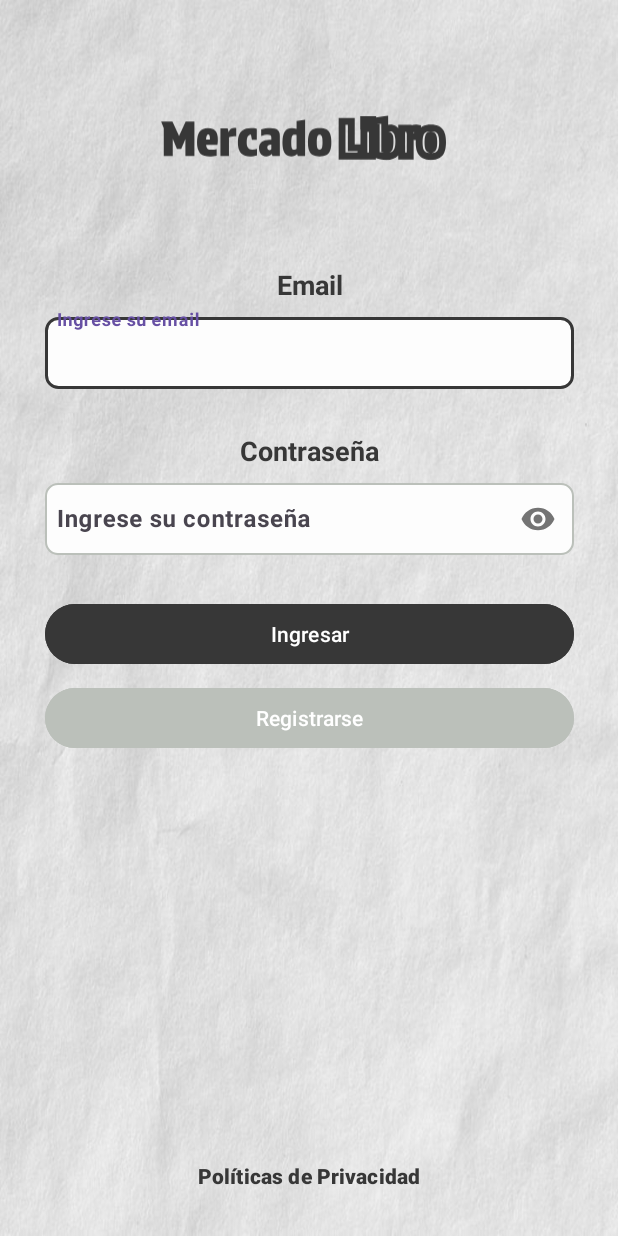
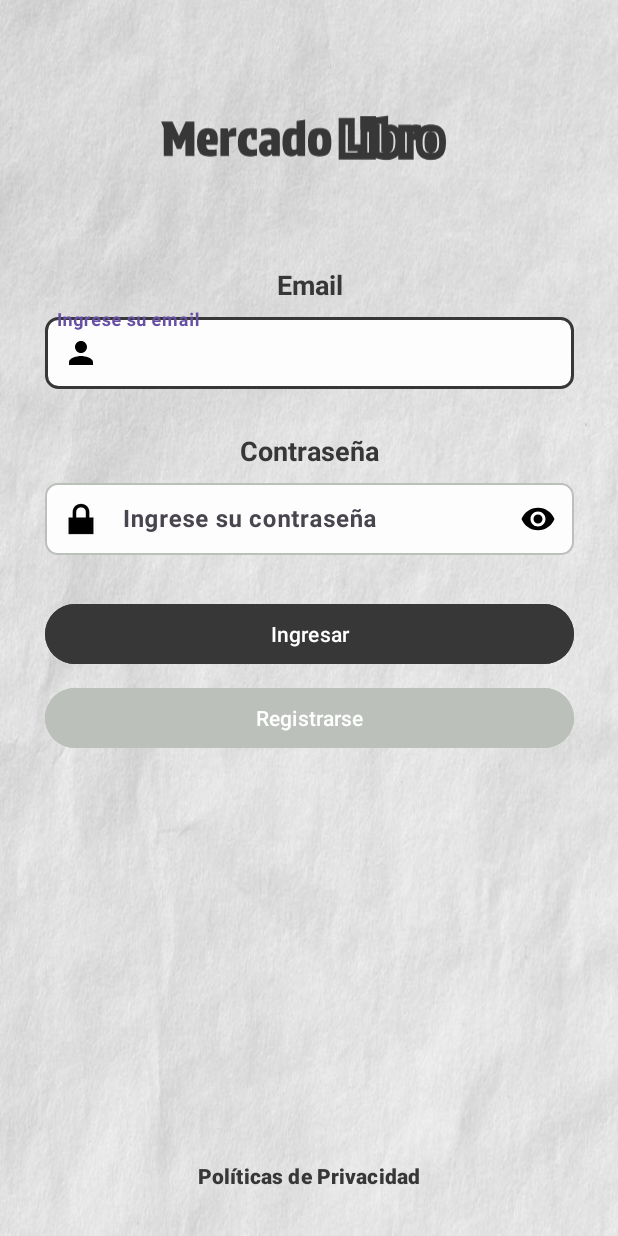
Before and after one commit to mercado-libro-integrador-2025/MercadoLibroMobile, an Android app: the screen it shows after launch (LoginActivity), on a phone screen of 412 x 824 dp. Run offline under Robolectric (Android 15) with nearby library versions, the phone set to English and light mode, and no system bars; Roboto replaces fonts that are not available here.

Commit message:
agrego mejoras visuales login

```diff
--- a/app/src/main/res/layout/activity_login.xml
+++ b/app/src/main/res/layout/activity_login.xml
@@ -54,6 +54,8 @@
         android:layout_marginTop="@dimen/margin_extra_small"
         app:errorEnabled="true"
         app:errorTextColor="@color/error_color"
+        app:startIconDrawable="@drawable/ic_profile"
+        app:startIconTint="@android:color/black"
         app:layout_constraintEnd_toStartOf="@+id/guideline_end"
         app:layout_constraintStart_toStartOf="@+id/guideline_start"
         app:layout_constraintTop_toBottomOf="@+id/tvUsernameLabel">
@@ -92,7 +94,10 @@
         android:layout_marginTop="@dimen/margin_extra_small"
         app:errorEnabled="true"
         app:errorTextColor="@color/error_color"
-        app:passwordToggleEnabled="true"
+        app:startIconDrawable="@android:drawable/ic_lock_lock"
+        app:startIconTint="@android:color/black"
+        app:endIconMode="password_toggle"
+        app:endIconTint="@android:color/black"
         app:layout_constraintEnd_toStartOf="@+id/guideline_end"
         app:layout_constraintStart_toStartOf="@+id/guideline_start"
         app:layout_constraintTop_toBottomOf="@+id/tvPasswordLabel">
@@ -123,7 +128,8 @@
         android:visibility="gone"
         app:layout_constraintEnd_toStartOf="@+id/guideline_end"
         app:layout_constraintStart_toStartOf="@+id/guideline_start"
-        app:layout_constraintTop_toBottomOf="@+id/textInputLayoutPassword" />
+        app:layout_constraintTop_toBottomOf="@+id/textInputLayoutPassword"
+       />
 
     <com.google.android.material.textfield.TextInputLayout
         android:id="@+id/textInputLayoutRepeatPassword"
@@ -133,7 +139,8 @@
         android:visibility="gone"
         app:errorEnabled="true"
         app:errorTextColor="@color/error_color"
-        app:passwordToggleEnabled="true"
+        app:endIconMode="password_toggle"
+        app:endIconTint="@android:color/black"
         app:layout_constraintEnd_toStartOf="@+id/guideline_end"
         app:layout_constraintStart_toStartOf="@+id/guideline_start"
         app:layout_constraintTop_toBottomOf="@+id/textViewRepeatPassword">
```
